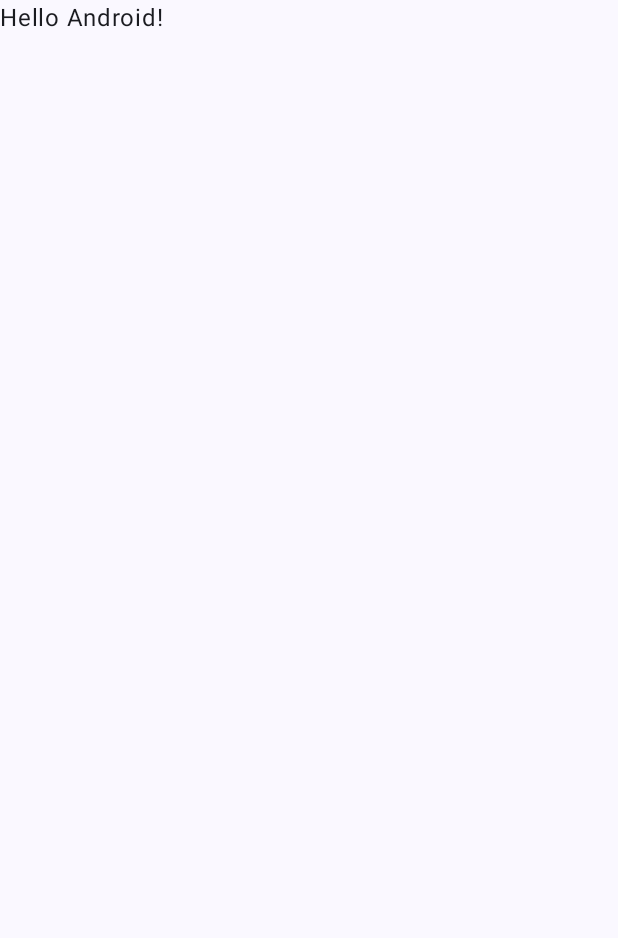
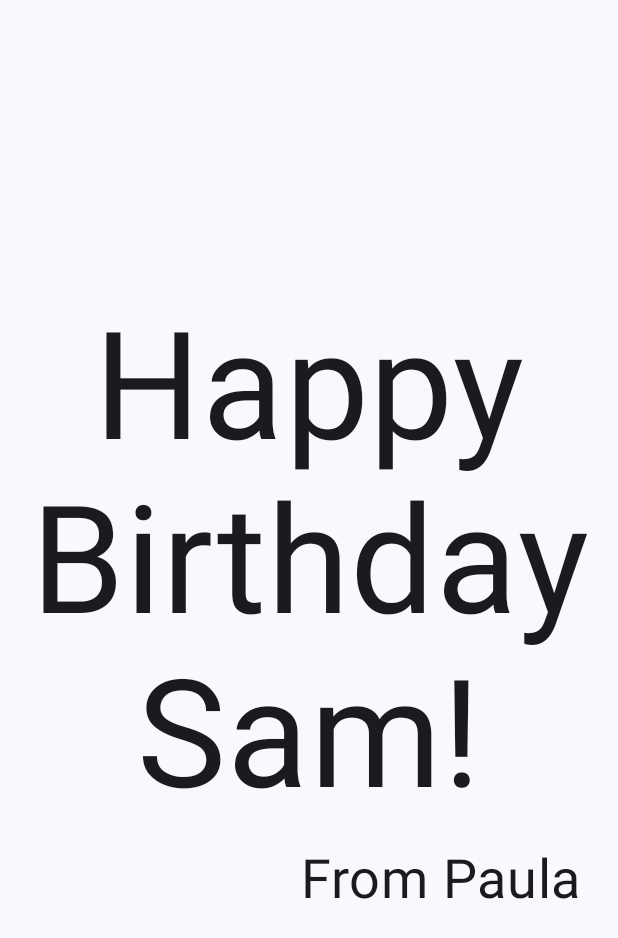
Before and after one commit to paangulo6/HappyBirthday, an Android app built with Jetpack Compose: the screen it shows after launch (MainActivity), on a phone screen of 412 x 824 dp. Before the commit the part shown is almost empty. Shown: the top 938 px of the screen. Run offline under Robolectric (Android 15) with nearby library versions, the phone set to English and light mode, and no system bars.

Commit message:
Crea un diseño basico acabado

```diff
--- a/app/src/main/java/com/example/happybirthday/MainActivity.kt
+++ b/app/src/main/java/com/example/happybirthday/MainActivity.kt
@@ -3,13 +3,20 @@ package com.example.happybirthday
 import android.os.Bundle
 import androidx.activity.ComponentActivity
 import androidx.activity.compose.setContent
+import androidx.compose.foundation.layout.Arrangement
+import androidx.compose.foundation.layout.Column
 import androidx.compose.foundation.layout.fillMaxSize
+import androidx.compose.foundation.layout.padding
 import androidx.compose.material3.MaterialTheme
 import androidx.compose.material3.Surface
 import androidx.compose.material3.Text
 import androidx.compose.runtime.Composable
+import androidx.compose.ui.Alignment
 import androidx.compose.ui.Modifier
+import androidx.compose.ui.text.style.TextAlign
 import androidx.compose.ui.tooling.preview.Preview
+import androidx.compose.ui.unit.dp
+import androidx.compose.ui.unit.sp
 import com.example.happybirthday.ui.theme.HappyBirthdayTheme
 
 class MainActivity : ComponentActivity() {
@@ -18,8 +25,15 @@ class MainActivity : ComponentActivity() {
         setContent {
             HappyBirthdayTheme {
                 // A surface container using the 'background' color from the theme
-                Surface(modifier = Modifier.fillMaxSize(), color = MaterialTheme.colorScheme.background) {
-                    Greeting("Android")
+                Surface(
+                    modifier = Modifier.fillMaxSize(),
+                    color = MaterialTheme.colorScheme.background
+                ) {
+                    GreetingText(
+                        message = "Happy Birthday Sam!",
+                        from = "From Paula",
+                        modifier = Modifier.padding(8.dp)
+                    )
                 }
             }
         }
@@ -27,17 +41,31 @@ class MainActivity : ComponentActivity() {
 }
 
 @Composable
-fun Greeting(name: String, modifier: Modifier = Modifier) {
-    Text(
-            text = "Hello $name!",
-            modifier = modifier
-    )
+fun GreetingText(message: String, from: String, modifier: Modifier = Modifier) {
+    Column(
+        verticalArrangement = Arrangement.Center,
+        modifier = modifier
+    ) {
+        Text(
+            text = message,
+            fontSize = 100.sp,
+            lineHeight = 116.sp,
+            textAlign = TextAlign.Center
+        )
+        Text(
+            text = from,
+            fontSize = 36.sp,
+            modifier = Modifier
+                .padding(16.dp)
+                .align(alignment = Alignment.End)
+        )
+    }
 }
 
 @Preview(showBackground = true)
 @Composable
-fun GreetingPreview() {
+fun BirthdayCardPreview() {
     HappyBirthdayTheme {
-        Greeting("Android")
+        GreetingText(message = "Happy Birthday Sam!", from = "From Paula")
     }
 }
```
